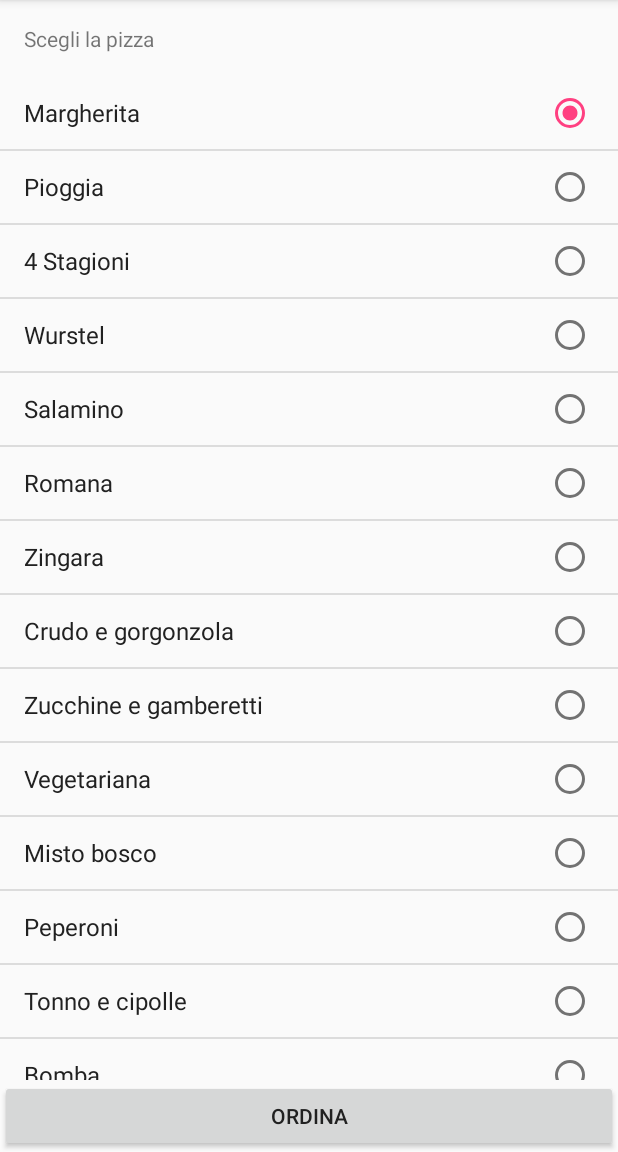
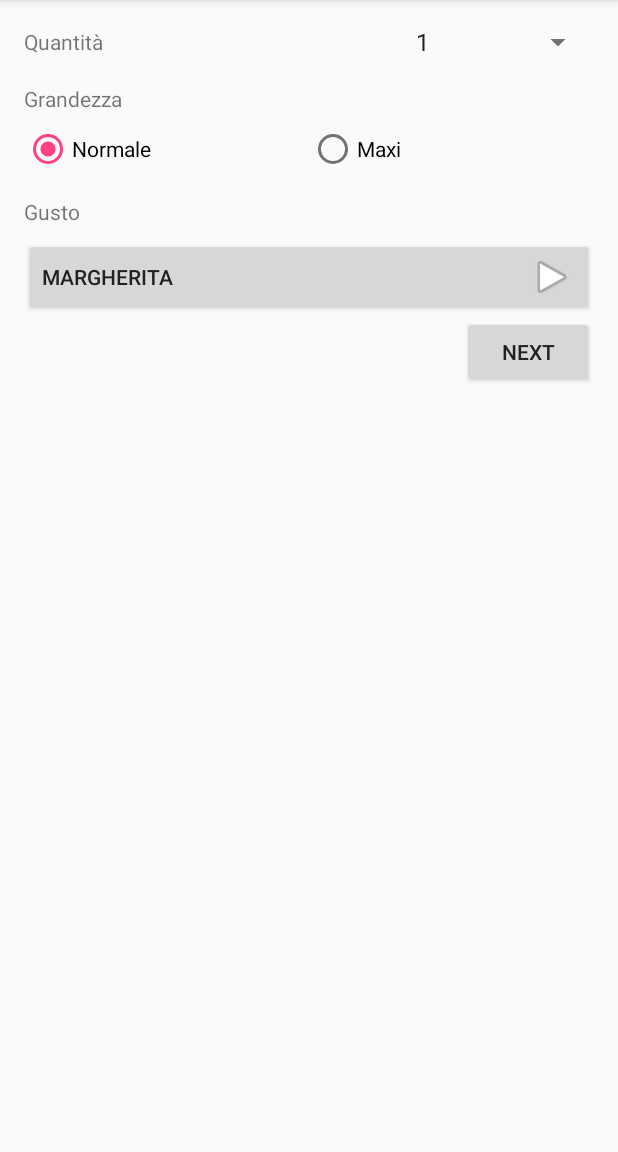
Before and after one commit to BFranzcesco/MerchantAppAndroid, an Android app: the screen it shows after launch (MainActivity before the commit, SuborderActivity after it), on a phone screen of 412 x 824 dp, the part 84-1236 px from its top. Run offline under Robolectric (Android 15) with nearby library versions, the phone set to English and light mode, and no system bars.

Commit message:
adds suborder and flavor activities to compose and send a suborder

```diff
--- a/build.gradle
+++ b/build.gradle
@@ -5,7 +5,7 @@ buildscript {
         jcenter()
     }
     dependencies {
-        classpath 'com.android.tools.build:gradle:2.0.0'
+        classpath 'com.android.tools.build:gradle:2.1.2'
         classpath 'com.google.gms:google-services:2.1.0'
 
         // NOTE: Do not place your application dependencies here; they belong
--- a/client/src/main/AndroidManifest.xml
+++ b/client/src/main/AndroidManifest.xml
@@ -10,13 +10,15 @@
         android:label="@string/app_name"
         android:supportsRtl="true"
         android:theme="@style/AppTheme">
-        <activity android:name=".MainActivity">
+        <activity android:name=".MainActivity"></activity>
+        <activity android:name=".SuborderActivity">
             <intent-filter>
                 <action android:name="android.intent.action.MAIN" />
 
                 <category android:name="android.intent.category.LAUNCHER" />
             </intent-filter>
         </activity>
+        <activity android:name=".FlavorsActivity"></activity>
     </application>
 
 </manifest>
--- a/client/src/main/java/com/fbtm/clientapp/MainActivity.java
+++ b/client/src/main/java/com/fbtm/clientapp/MainActivity.java
@@ -3,8 +3,6 @@ package com.fbtm.clientapp;
 import android.os.Bundle;
 import android.support.v7.app.AppCompatActivity;
 import android.util.Log;
-import android.widget.ArrayAdapter;
-import android.widget.ListView;
 
 import butterknife.ButterKnife;
 import butterknife.OnClick;
@@ -19,20 +17,14 @@ import retrofit2.converter.gson.GsonConverterFactory;
 public class MainActivity extends AppCompatActivity {
 
     private static final String API_BASE_URL = "https://dry-badlands-78035.herokuapp.com/";
-    public static final String[] NAMES = {"Margherita", "Pioggia", "4 Stagioni", "Wurstel", "Salamino", "Romana", "Zingara", "Crudo e gorgonzola", "Zucchine e gamberetti", "Vegetariana", "Misto bosco", "Peperoni", "Tonno e cipolle", "Bomba"};
-    private ListView listView;
+    private String suborder;
 
     @Override
     protected void onCreate(Bundle savedInstanceState) {
         super.onCreate(savedInstanceState);
         setContentView(R.layout.activity_main);
+        suborder = getIntent().getStringExtra("suborder");
         ButterKnife.bind(this);
-
-        listView = (ListView) findViewById(R.id.pizzas_list);
-
-        listView.setAdapter(new ArrayAdapter<String>(this, android.R.layout.simple_list_item_single_choice, android.R.id.text1, NAMES));
-        listView.setChoiceMode(ListView.CHOICE_MODE_SINGLE);
-        listView.setItemChecked(0, true);
     }
 
     @OnClick(R.id.order_button) void order() {
@@ -46,8 +38,8 @@ public class MainActivity extends AppCompatActivity {
                 .addConverterFactory(GsonConverterFactory.create())
                 .build();
 
+        String message = suborder;
         OrderService service = retrofit.create(OrderService.class);
-        String message = (String) listView.getAdapter().getItem(listView.getCheckedItemPosition());
         Call<Void> callback = service.order(message);
         callback.enqueue(new Callback<Void>() {
             @Override
--- /dev/null
+++ b/client/src/main/java/com/fbtm/clientapp/PizzaSize.java
@@ -0,0 +1,17 @@
+package com.fbtm.clientapp;
+
+public enum PizzaSize {
+
+    NORMAL("Normale"),
+    MAXI("Maxi");
+
+    private String value;
+
+    private PizzaSize(String value) {
+        this.value = value;
+    }
+
+    public String getValue() {
+        return value;
+    }
+}
--- /dev/null
+++ b/client/src/main/java/com/fbtm/clientapp/Suborder.java
@@ -0,0 +1,38 @@
+package com.fbtm.clientapp;
+
+public class Suborder {
+
+    int amount;
+    PizzaSize size;
+    String flavor;
+
+    public Suborder(int amount, PizzaSize size, String flavor) {
+        this.amount = amount;
+        this.size = size;
+        this.flavor = flavor;
+    }
+
+    public int getAmount() {
+        return amount;
+    }
+
+    public void setAmount(int amount) {
+        this.amount = amount;
+    }
+
+    public PizzaSize getSize() {
+        return size;
+    }
+
+    public void setSize(PizzaSize size) {
+        this.size = size;
+    }
+
+    public String getFlavor() {
+        return flavor;
+    }
+
+    public void setFlavor(String flavor) {
+        this.flavor = flavor;
+    }
+}
--- /dev/null
+++ b/client/src/main/java/com/fbtm/clientapp/SuborderActivity.java
@@ -0,0 +1,86 @@
+package com.fbtm.clientapp;
+
+import android.app.Activity;
+import android.content.Intent;
+import android.support.v7.app.AppCompatActivity;
+import android.os.Bundle;
+import android.view.View;
+import android.widget.AdapterView;
+import android.widget.ArrayAdapter;
+import android.widget.Button;
+import android.widget.RadioButton;
+import android.widget.Spinner;
+
+public class SuborderActivity extends AppCompatActivity implements AdapterView.OnItemSelectedListener {
+
+    private Suborder suborder;
+    private Button flavor;
+
+    @Override
+    protected void onCreate(Bundle savedInstanceState) {
+        super.onCreate(savedInstanceState);
+        setContentView(R.layout.activity_suborder);
+
+        suborder = new Suborder(1, PizzaSize.NORMAL, "Margherita");
+
+        Spinner spinner = (Spinner) findViewById(R.id.pizza_amount_spinner);
+        ArrayAdapter<CharSequence> adapter = ArrayAdapter.createFromResource(this,
+                R.array.amount_numbers, android.R.layout.simple_spinner_item);
+        adapter.setDropDownViewResource(android.R.layout.simple_spinner_dropdown_item);
+        spinner.setAdapter(adapter);
+        spinner.setOnItemSelectedListener(this);
+    }
+
+    public void onRadioButtonClicked(View view) {
+        boolean checked = ((RadioButton) view).isChecked();
+        switch(view.getId()) {
+            case R.id.normal:
+                if (checked)
+                    suborder.setSize(PizzaSize.NORMAL);
+                    break;
+            case R.id.maxi:
+                if (checked)
+                    suborder.setSize(PizzaSize.MAXI);
+                    break;
+        }
+    }
+
+    public void choosePizzaFlavor(View view) {
+        Intent intent = new Intent(this, FlavorsActivity.class);
+        startActivityForResult(intent, 1);
+    }
+
+    @Override
+    protected void onActivityResult(int requestCode, int resultCode, Intent data) {
+        super.onActivityResult(requestCode, resultCode, data);
+        if (requestCode == 1) {
+            if(resultCode == Activity.RESULT_OK){
+                String result = data.getStringExtra("choosen_flavor");
+                updateButtonText(result);
+                suborder.setFlavor(result);
+            }
+            if (resultCode == Activity.RESULT_CANCELED) {
+            }
+        }
+    }
+
+    public void next(View view) {
+        Intent intent = new Intent(this, MainActivity.class);
+        intent.putExtra("suborder", suborder.getAmount() + " " + suborder.getSize().getValue() + " " + suborder.getFlavor());
+        startActivity(intent);
+    }
+
+    private void updateButtonText(String result) {
+        flavor = (Button) findViewById(R.id.flavors);
+        flavor.setText(result);
+    }
+
+    @Override
+    public void onItemSelected(AdapterView<?> parent, View view, int position, long id) {
+        suborder.setAmount(position+1);
+    }
+
+    @Override
+    public void onNothingSelected(AdapterView<?> parent) {
+    }
+}
--- a/client/src/main/res/layout/activity_main.xml
+++ b/client/src/main/res/layout/activity_main.xml
@@ -9,17 +9,7 @@
 
     <TextView
         android:layout_width="match_parent"
-        android:layout_height="wrap_content"
-        android:layout_marginRight="@dimen/activity_horizontal_margin"
-        android:layout_marginLeft="@dimen/activity_horizontal_margin"
-        android:layout_marginBottom="@dimen/activity_vertical_margin"
-        android:text="@string/choose_pizza"/>
-
-    <ListView
-        android:id="@+id/pizzas_list"
-        android:layout_width="match_parent"
-        android:layout_height="0dp"
-        android:layout_weight="1" />
+        android:layout_height="wrap_content" />
 
     <Button
         android:layout_width="match_parent"
--- /dev/null
+++ b/client/src/main/res/layout/activity_suborder.xml
@@ -0,0 +1,81 @@
+<?xml version="1.0" encoding="utf-8"?>
+<LinearLayout xmlns:android="http://schemas.android.com/apk/res/android"
+    xmlns:tools="http://schemas.android.com/tools"
+    android:layout_width="match_parent"
+    android:layout_height="match_parent"
+    android:orientation="vertical"
+    android:paddingBottom="@dimen/activity_vertical_margin"
+    android:paddingLeft="@dimen/activity_horizontal_margin"
+    android:paddingRight="@dimen/activity_horizontal_margin"
+    android:paddingTop="@dimen/activity_vertical_margin"
+    tools:context="com.fbtm.clientapp.SuborderActivity">
+
+    <LinearLayout
+        android:layout_width="match_parent"
+        android:layout_height="wrap_content"
+        android:gravity="center_vertical"
+        android:orientation="horizontal">
+        <TextView
+            android:layout_width="0dp"
+            android:layout_height="wrap_content"
+            android:layout_weight="2"
+            android:text="@string/amount"/>
+        <Spinner
+            android:id="@+id/pizza_amount_spinner"
+            android:layout_width="0dp"
+            android:layout_height="wrap_content"
+            android:layout_weight="1"/>
+    </LinearLayout>
+
+    <TextView
+        android:layout_width="wrap_content"
+        android:layout_height="wrap_content"
+        android:layout_marginTop="@dimen/default_margin"
+        android:text="@string/size"/>
+
+    <RadioGroup
+        android:id="@+id/size_radio_group"
+        android:layout_width="match_parent"
+        android:layout_height="wrap_content"
+        android:layout_marginTop="@dimen/min_default_margin"
+        android:orientation="horizontal">
+        <RadioButton android:id="@+id/normal"
+            android:checked="true"
+            android:layout_width="0dp"
+            android:layout_height="wrap_content"
+            android:layout_weight="1"
+            android:text="@string/normal"
+            android:onClick="onRadioButtonClicked"/>
+        <RadioButton android:id="@+id/maxi"
+            android:layout_width="0dp"
+            android:layout_height="wrap_content"
+            android:layout_weight="1"
+            android:text="@string/maxi"
+            android:onClick="onRadioButtonClicked"/>
+    </RadioGroup>
+
+    <TextView
+        android:layout_width="wrap_content"
+        android:layout_height="wrap_content"
+        android:layout_marginTop="@dimen/default_margin"
+        android:text="@string/flavor"/>
+
+    <Button
+        android:id="@+id/flavors"
+        android:layout_width="match_parent"
+        android:layout_height="wrap_content"
+        android:gravity="start|center_vertical"
+        android:layout_marginTop="@dimen/min_default_margin"
+        android:drawableRight="@android:drawable/ic_media_play"
+        android:onClick="choosePizzaFlavor"
+        android:text="@string/margherita"/>
+
+    <Button
+        android:id="@+id/next"
+        android:text="@string/next"
+        android:layout_gravity="right"
+        android:layout_width="wrap_content"
+        android:layout_height="wrap_content"
+        android:onClick="next"/>
+
+</LinearLayout>
--- a/client/src/main/res/values/dimens.xml
+++ b/client/src/main/res/values/dimens.xml
@@ -2,4 +2,6 @@
     <!-- Default screen margins, per the Android Design guidelines. -->
     <dimen name="activity_horizontal_margin">16dp</dimen>
     <dimen name="activity_vertical_margin">16dp</dimen>
+    <dimen name="min_default_margin">8dp</dimen>
+    <dimen name="default_margin">16dp</dimen>
 </resources>
--- a/client/src/main/res/values/strings.xml
+++ b/client/src/main/res/values/strings.xml
@@ -2,4 +2,20 @@
     <string name="app_name">PizzaRio</string>
     <string name="order">Ordina</string>
     <string name="choose_pizza">Scegli la pizza</string>
+    <string name="amount">Quantità</string>
+    <string name="normal">Normale</string>
+    <string name="maxi">Maxi</string>
+    <string name="size">Grandezza</string>
+    <string name="flavor">Gusto</string>
+    <string name="margherita">margherita</string>
+    <string name="next">Next</string>
+
+    <string-array name="amount_numbers">
+        <item>1</item>
+        <item>2</item>
+        <item>3</item>
+        <item>4</item>
+        <item>5</item>
+    </string-array>
+
 </resources>
```
Also changed, not shown: client/src/main/java/com/fbtm/clientapp/FlavorsActivity.java (added, +36 -0 lines), client/src/main/res/layout/activity_flavors.xml (added, +15 -0 lines).
